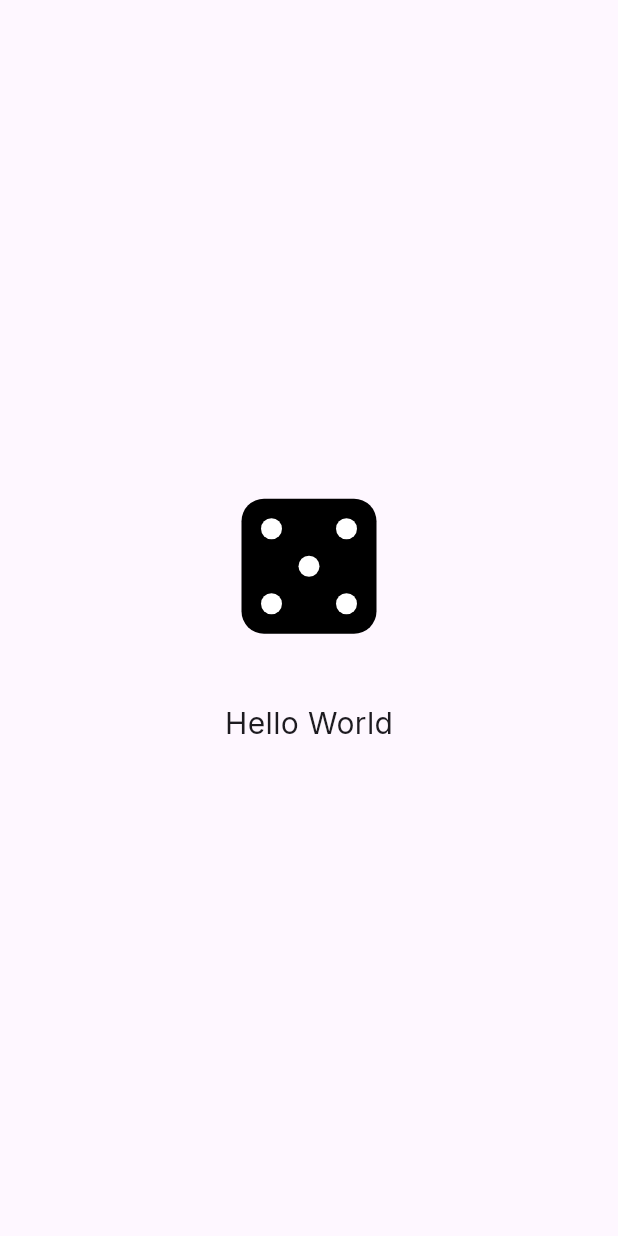
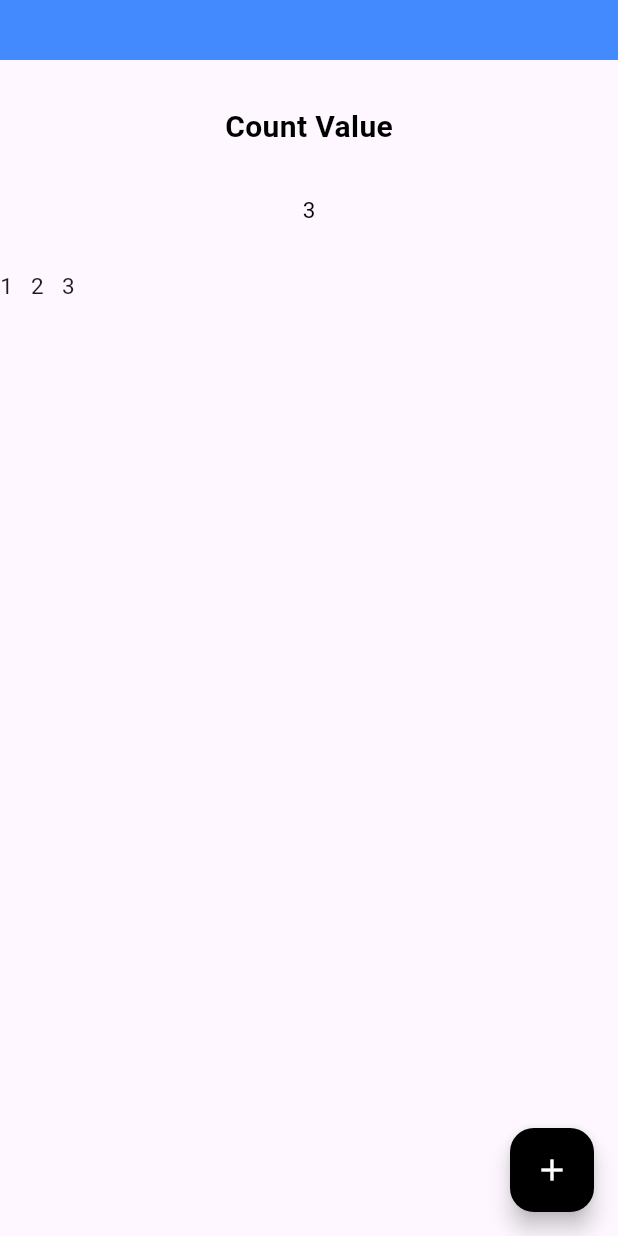
Before and after one commit to sai1505/dartPractice, a Flutter app: the screen it shows after launch, on a phone screen of 412 x 824 dp. Run offline on Flutter 3.47's test engine with Material 3 defaults, Android fonts, the phone set to English and light mode, and no system bars; our stand-ins replace flutter_svg.

```diff
--- /dev/null
+++ b/lib/Widgets/second.dart
@@ -0,0 +1,80 @@
+import 'package:flutter/material.dart';
+
+class Second extends StatefulWidget {
+  const Second({super.key});
+
+  @override
+  State<Second> createState() => _SecondState();
+}
+
+class _SecondState extends State<Second> {
+  List<int> numbers = [1, 2, 3];
+  @override
+  Widget build(BuildContext context) {
+    return Scaffold(
+      floatingActionButton: FloatingActionButton(
+        onPressed: () {
+          int last = numbers.last;
+          setState(() {
+            numbers.add(last + 1);
+          });
+        },
+        backgroundColor: Colors.black,
+        child: Icon(
+          Icons.add,
+          color: Colors.white,
+        ),
+      ),
+      appBar: AppBar(
+        backgroundColor: Colors.blueAccent,
+        toolbarHeight: 40,
+      ),
+      body: Container(
+        decoration: BoxDecoration(borderRadius: BorderRadius.circular(10)),
+        child: Column(
+          mainAxisSize: MainAxisSize.min,
+          children: [
+            SizedBox(
+              height: 30,
+            ),
+            Text(
+              "Count Value",
+              style: TextStyle(
+                fontSize: 20,
+                color: Colors.black,
+                fontWeight: FontWeight.w700,
+              ),
+            ),
+            SizedBox(
+              height: 30,
+            ),
+            Text(
+              numbers.last.toString(),
+              style: TextStyle(fontSize: 15, color: Colors.black),
+            ),
+            SizedBox(
+              height: 30,
+            ),
+            Align(
+              alignment: AlignmentGeometry.centerLeft,
+              child: SizedBox(
+                height: 20,
+                width: double.infinity,
+                child: ListView.builder(
+                  scrollDirection: Axis.horizontal,
+                  itemCount: numbers.length,
+                  itemBuilder: (context, index) {
+                    return Text(
+                      '${numbers[index]}   ',
+                      style: TextStyle(fontSize: 15),
+                    );
+                  },
+                ),
+              ),
+            ),
+          ],
+        ),
+      ),
+    );
+  }
+}
--- a/lib/main.dart
+++ b/lib/main.dart
@@ -1,10 +1,17 @@
 import 'package:flutter/material.dart';
-import 'package:sample/Widgets/welcome_screen.dart';
+import 'package:sample/Widgets/second.dart';
 
 void main() {
-  runApp(
-    const MaterialApp(
-      home: Scaffold(body: WelcomePage()),
-    ),
-  );
+  runApp(MyApp());
 }
+
+class MyApp extends StatelessWidget {
+  const MyApp({super.key});
+
+  @override
+  Widget build(BuildContext context) {
+    return MaterialApp(
+      home: Second(),
+    );
+  }
+}
--- a/pubspec.yaml
+++ b/pubspec.yaml
@@ -30,6 +30,7 @@ environment:
 dependencies:
   flutter:
     sdk: flutter
+  provider: ^6.1.5+1
 
   flutter_svg: ^2.1.1
   vector_graphics: ^1.1.19
```
Also changed, not shown: lib/Widgets/home.dart (added, +78 -0 lines), lib/Widgets/list_provider.dart (added), pubspec.lock.
